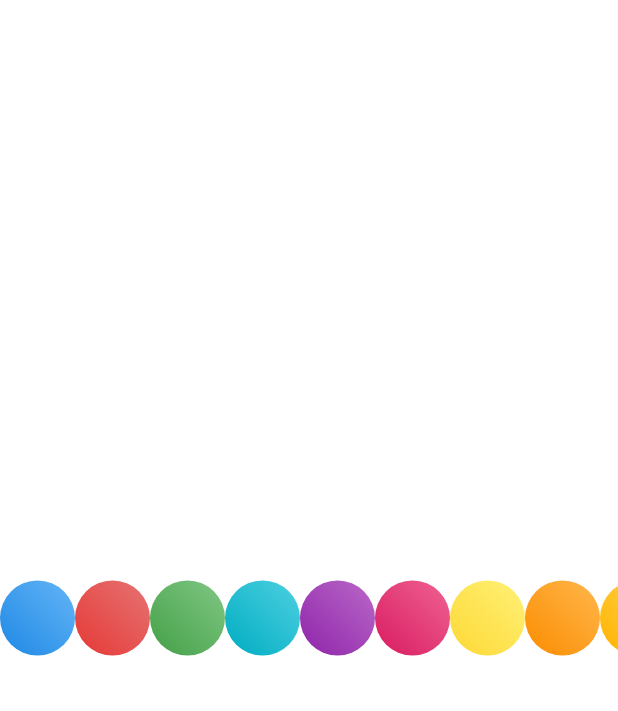
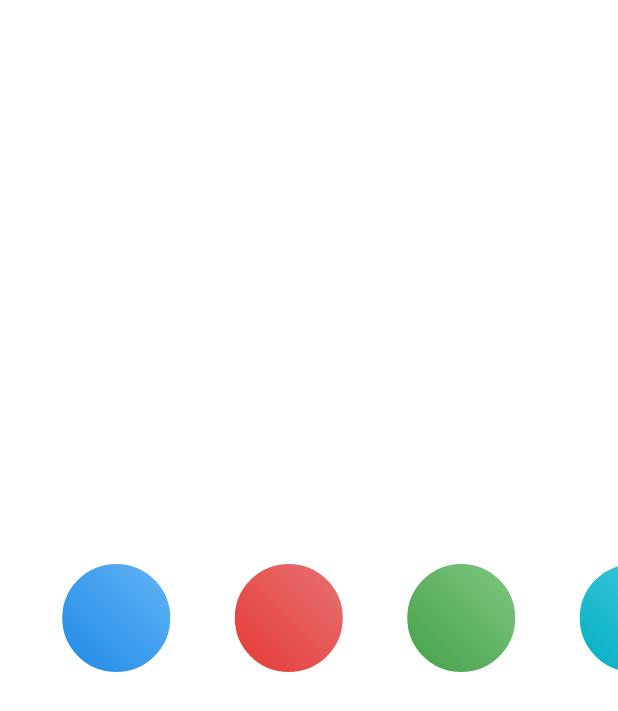
Before and after one commit to SurrealShock/flutter_animations, a Flutter app: the screen it shows after launch, on a phone screen of 412 x 824 dp. Shown: the top 711 px of the screen. Run offline on Flutter 3.47's test engine with Material 2 defaults, Android fonts, the phone set to English and light mode, and no system bars.

Commit message:
Added comments, removed unnecessary things

```diff
--- a/lib/main.dart
+++ b/lib/main.dart
@@ -11,26 +11,25 @@ class MyApp extends StatelessWidget {
   }
 }
 
-enum Animate { idle, animating }
-
 class MyHomePage extends StatefulWidget {
   @override
   _MyHomePageState createState() => new _MyHomePageState();
 }
 
 class _MyHomePageState extends State<MyHomePage> with TickerProviderStateMixin {
+  // Create lists for the animation controller, width, height, border radius
+  // and colors for each dot.
   List<AnimationController> controller = [];
-  List<Animation> colorWidth = [];
-  Animate animate = Animate.idle;
-  List<Animation> colorHeight = [];
+  List<Animation> animateWidth = [];
+  List<Animation> animateHeight = [];
   List<Animation> borderRadius = [];
-  List<Animation> width;
   List<List<Color>> colors = [];
   List<Color> backgroundColor = [Colors.white, Colors.white];
   var i = 0;
-  PageController pageController = PageController(viewportFraction: 1.0);
+
   @override
   void initState() {
+    // Initialize the color array
     colors.add([Colors.blue[600], Colors.blue[300]]);
     colors.add([Colors.red[600], Colors.red[300]]);
     colors.add([Colors.green[600], Colors.green[300]]);
@@ -42,28 +41,34 @@ class _MyHomePageState extends State<MyHomePage> with TickerProviderStateMixin {
     colors.add([Colors.amber[600], Colors.amber[300]]);
     colors.add([Colors.teal[600], Colors.teal[300]]);
 
+    // Create animation controllers for each color dot
     for (var i = 0; i < 10; i++) {
       controller.add(AnimationController(
-          vsync: this, duration: Duration(milliseconds: 250)));
+          vsync: this, duration: Duration(milliseconds: 750)));
     }
     super.initState();
   }
 
   @override
   Widget build(BuildContext context) {
+    double width = MediaQuery.of(context).size.width;
+    double height = MediaQuery.of(context).size.height;
+
     void _handleAnimation(int index) {
       i = index;
-      setState(() {
-        animate = Animate.animating;
-      });
-      controller[index].isCompleted
-          ? controller[index].reverse()
-          : controller[index].forward();
+      controller[index].forward();
     }
 
-    _handleColorStatus(status) {
+    // When _handleBackground is called it takes the status of
+    // the animation. If the animation is complete the background
+    // is changed to the animated color, so when a new color begins
+    // to animate it animates over the previous color. White is the
+    // default background.
+    void _handleBackground(status) {
       if (status == AnimationStatus.completed) {
         setState(() {
+          // Also reset the previous controller so if it is pressed
+          // again it animates forward rather than not animating.
           controller[i].reset();
           backgroundColor = colors[i];
         });
@@ -71,47 +76,71 @@ class _MyHomePageState extends State<MyHomePage> with TickerProviderStateMixin {
     }
 
     for (var i = 0; i < 10; i++) {
+      // Initialize the animations for each dot
+      // Tween allows for simple animations where it
+      // interpolates the values inbetween the begin and end
       borderRadius.add(Tween(
-        begin: 300.0,
+        begin: 200.0,
         end: 0.0,
       ).animate(
+          // We can create a curved animation that starts
+          // slightly later than the width and height animation
+          // This gives the appearance that its is a circle at first
+          // which turns into a rectangle
           CurvedAnimation(parent: controller[i], curve: Interval(0.3, 1.0)))
         ..addListener(() {
           setState(() {});
         }));
 
-      colorWidth.add(Tween(
+      // The container should start at 0.0 where it is not visible
+      // then expand to the height of the screen. I set animateWidth
+      // to be height rather than width because if not height will
+      // expand at a quicker rate than the width due to the height
+      // being larger than the width. The user won't be able to notice
+      // that it goes past max width of the screen but creates an
+      // interesting effect.
+      animateWidth.add(Tween(
         begin: 0.0,
-        end: MediaQuery.of(context).size.width,
+        end: height,
       ).animate(
           CurvedAnimation(parent: controller[i], curve: Interval(0.0, 1.0)))
         ..addListener(() {
           setState(() {});
         }));
-      colorHeight.add(Tween(
+
+      // We could use animateWidth for height and width, but if I want
+      // to edit the animation in the future I can easily modify it here.
+      animateHeight.add(Tween(
         begin: 0.0,
-        end: MediaQuery.of(context).size.height,
-      ).animate(CurvedAnimation(
-          parent: controller[i],
-          curve: Interval(0.0, 1.0, curve: Curves.easeIn)))
+        end: height,
+      ).animate(
+          CurvedAnimation(parent: controller[i], curve: Interval(0.0, 1.0)))
         ..addListener(() {
           setState(() {});
         })
-        ..addStatusListener(_handleColorStatus));
+        ..addStatusListener(_handleBackground));
     }
 
     return new Scaffold(
+        // The stack allows for displaying items on top of each other
         body: Stack(
       children: <Widget>[
+        // Here this creates a container which is the background
+        // I pass it the value of backgroundColor which changes each
+        // the animation finishes. This allows for the appearence that
+        // each animation animates over the previous color.
         Container(
-          height: MediaQuery.of(context).size.height,
-          width: MediaQuery.of(context).size.width,
+          height: height,
+          width: width,
           decoration: BoxDecoration(
               gradient: LinearGradient(
                   begin: Alignment.bottomLeft,
                   end: Alignment.topRight,
                   colors: backgroundColor)),
         ),
+        // This is the container that actually does the animation
+        // The width and height are updated each frame as it animates
+        // because we added an empty listener for setState(() {})
         Center(
           child: Container(
             decoration: BoxDecoration(
@@ -120,29 +149,47 @@ class _MyHomePageState extends State<MyHomePage> with TickerProviderStateMixin {
                     end: Alignment.topRight,
                     colors: colors[i]),
                 borderRadius: BorderRadius.circular(borderRadius[i].value)),
-            width: colorWidth[i].value,
-            height: colorHeight[i].value,
+            width: animateWidth[i].value,
+            height: animateHeight[i].value,
           ),
         ),
         ListView.builder(
+          // Scroll horizontally
           scrollDirection: Axis.horizontal,
+          // Create a page controller with a viewport fraction
+          // that snaps to each dot. 115 = dot width + padding
+          controller: PageController(viewportFraction: 1 / (width / 115)),
+          // PageScrollPhysics are required for item snapping
+          physics: PageScrollPhysics(),
           itemCount: 10,
           itemBuilder: (context, index) {
             return Align(
+              // Align the dots to center
               alignment: Alignment.center,
+              // Create a gesture detector which handles what
+              // happens when one of the dots are pressed
               child: GestureDetector(
                 onTap: () {
                   _handleAnimation(index);
                 },
-                child: Container(
-                  decoration: BoxDecoration(
+                child: Padding(
+                  // Space out the dots such they are not touching
+                  padding: const EdgeInsets.only(left: 40.0),
+                  child: Container(
+                    decoration: BoxDecoration(
+						border: Border.all(color: Colors.white, width: 1.5),
+                      shape: BoxShape.circle,
+                      // Gradient that starts at the bottom left
+                      // and ends at the top right
                       gradient: LinearGradient(
                           begin: Alignment.bottomLeft,
                           end: Alignment.topRight,
                           colors: colors[index]),
-                      borderRadius: BorderRadius.circular(25.0)),
-                  width: 50.0,
-                  height: 50.0,
+                    ),
+                    // Define the dimensions of the color dots
+                    width: 75.0,
+                    height: 75.0,
+                  ),
                 ),
               ),
             );
```
Also changed, not shown: pubspec.lock.
